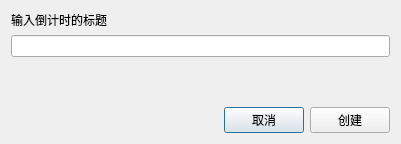
Old version of the form UISource/new_countdown.ui in the repository HelloWRC/W-DesktopCountdown.
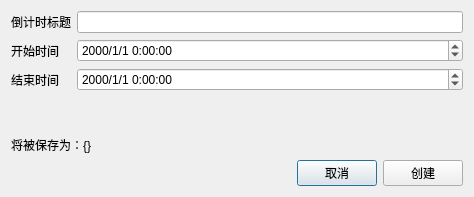
New version of the form.

Commit message: 0.2.1 alpha 倒计时管理基本功能完工

The edit to the form file:
```diff
--- a/UISource/new_countdown.ui
+++ b/UISource/new_countdown.ui
@@ -6,25 +6,32 @@
    <rect>
     <x>0</x>
     <y>0</y>
-    <width>401</width>
-    <height>144</height>
+    <width>474</width>
+    <height>197</height>
    </rect>
   </property>
   <property name="windowTitle">
    <string>创建倒计时</string>
   </property>
-  <layout class="QVBoxLayout" name="verticalLayout">
-   <item>
-    <widget class="QLabel" name="lb_info1">
-     <property name="text">
-      <string>输入倒计时的标题</string>
-     </property>
-    </widget>
-   </item>
-   <item>
+  <layout class="QFormLayout" name="formLayout">
+   <item row="1" column="1">
     <widget class="QLineEdit" name="le_input"/>
    </item>
-   <item>
+   <item row="5" column="1">
+    <widget class="QDateTimeEdit" name="dte_starttime">
+     <property name="displayFormat">
+      <string>yyyy/M/d H:mm:ss</string>
+     </property>
+    </widget>
+   </item>
+   <item row="8" column="1">
+    <widget class="QDateTimeEdit" name="dte_endtime">
+     <property name="displayFormat">
+      <string>yyyy/M/d H:mm:ss</string>
+     </property>
+    </widget>
+   </item>
+   <item row="9" column="0">
     <spacer name="verticalSpacer">
      <property name="orientation">
       <enum>Qt::Vertical</enum>
@@ -37,7 +44,7 @@
      </property>
     </spacer>
    </item>
-   <item>
+   <item row="11" column="0" colspan="2">
     <layout class="QHBoxLayout" name="bottom_button">
      <item>
       <spacer name="horizontalSpacer">
@@ -68,6 +75,40 @@
      </item>
     </layout>
    </item>
+   <item row="5" column="0">
+    <widget class="QLabel" name="lb_starttime">
+     <property name="text">
+      <string>开始时间</string>
+     </property>
+     <property name="buddy">
+      <cstring>dte_starttime</cstring>
+     </property>
+    </widget>
+   </item>
+   <item row="8" column="0">
+    <widget class="QLabel" name="lb_endtime">
+     <property name="text">
+      <string>结束时间</string>
+     </property>
+     <property name="buddy">
+      <cstring>dte_endtime</cstring>
+     </property>
+    </widget>
+   </item>
+   <item row="1" column="0">
+    <widget class="QLabel" name="lb_info1">
+     <property name="text">
+      <string>倒计时标题</string>
+     </property>
+    </widget>
+   </item>
+   <item row="10" column="0" colspan="2">
+    <widget class="QLabel" name="lb_filename">
+     <property name="text">
+      <string>将被保存为：{}</string>
+     </property>
+    </widget>
+   </item>
   </layout>
  </widget>
  <tabstops>
```
Left out of the diff: 4 changed lines with no effect on the pictures. The commit also changes 4 other files.
